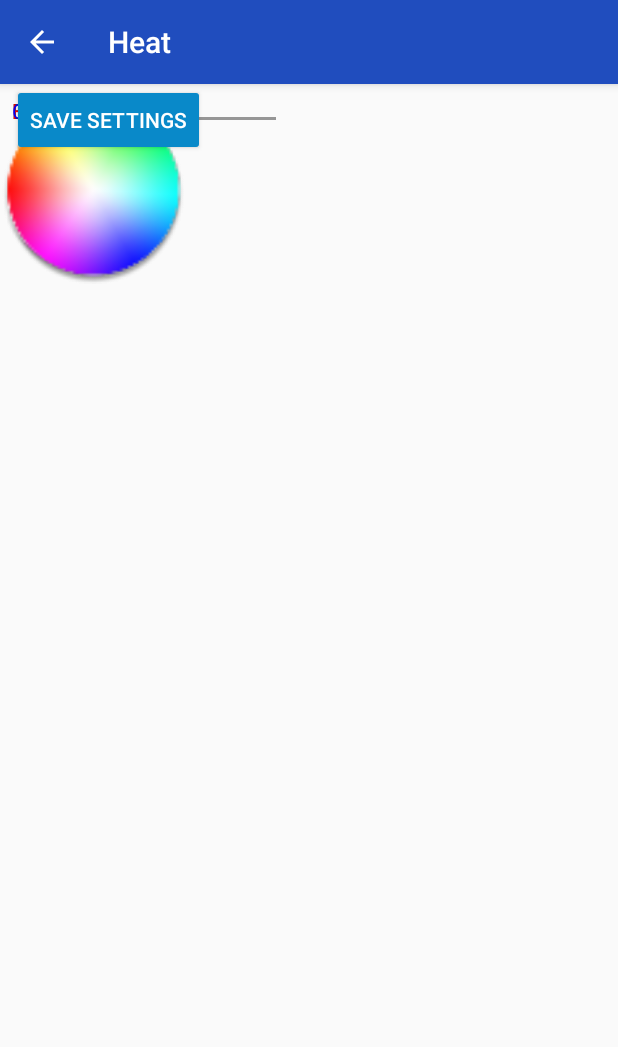
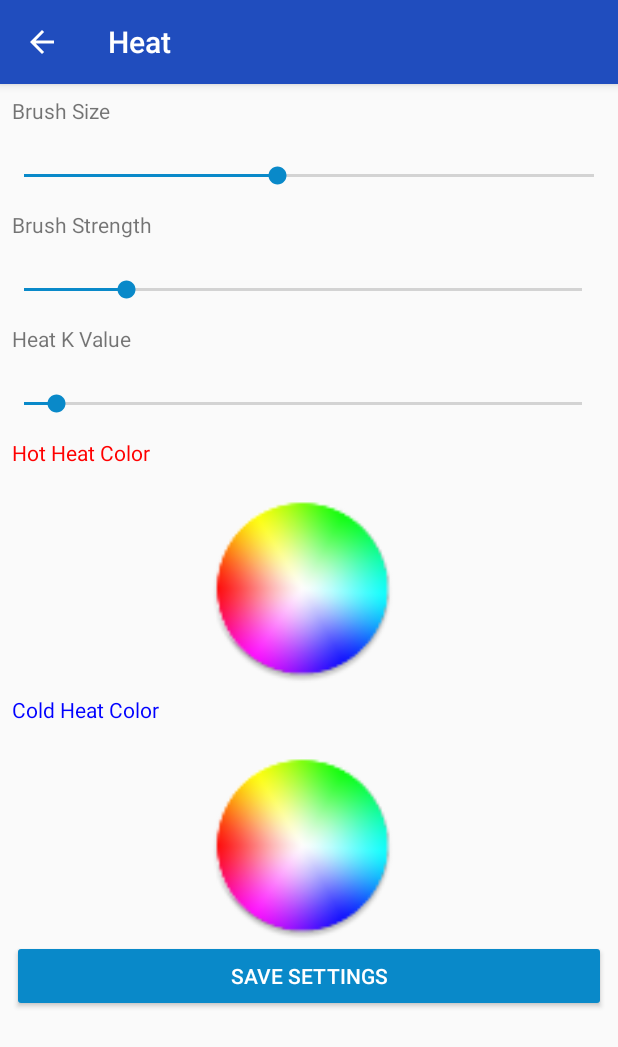
Before and after one commit to JohnWebb4/heat, an Android app: the SettingsActivity screen opened directly, with no data from a screen before it, on a phone screen of 412 x 824 dp. Shown: the top 1047 px of the screen. Run offline under Robolectric (Android 15) with nearby library versions, the light colour scheme and no system bars.

Commit message:
Fixing settings

```diff
--- a/app/src/main/res/layout/activity_settings.xml
+++ b/app/src/main/res/layout/activity_settings.xml
@@ -1,9 +1,10 @@
 <?xml version="1.0" encoding="utf-8"?>
-<androidx.coordinatorlayout.widget.CoordinatorLayout xmlns:android="http://schemas.android.com/apk/res/android"
+<TableLayout xmlns:android="http://schemas.android.com/apk/res/android"
     xmlns:app="http://schemas.android.com/apk/res-auto"
     xmlns:tools="http://schemas.android.com/tools"
     android:layout_width="match_parent"
     android:layout_height="match_parent"
+    android:orientation="vertical"
     tools:context="com.example.john.heat.SettingsActivity">
 
     <TextView
@@ -12,9 +13,15 @@
         android:layout_height="@dimen/settings_element_height"
         android:layout_marginStart="8dp"
         android:layout_marginTop="8dp"
-        android:text="@string/brush_size"
-        app:layout_constraintLeft_toLeftOf="parent"
-        app:layout_constraintTop_toTopOf="parent" />
+        android:text="@string/brush_size" />
+
+    <SeekBar
+        android:id="@+id/seekBarBrSize"
+        style="@style/Widget.AppCompat.SeekBar"
+        android:layout_width="@dimen/seek_bar_width"
+        android:layout_height="@dimen/settings_element_height"
+        android:layout_marginTop="8dp"
+        android:max="@integer/seekbar_max" />
 
     <TextView
         android:id="@+id/textViewBrStrength"
@@ -27,22 +34,11 @@
         app:layout_constraintTop_toBottomOf="@+id/textViewBrSize" />
 
     <SeekBar
-        android:id="@+id/seekBarBrSize"
-        style="@style/Widget.AppCompat.SeekBar"
-        android:layout_width="@dimen/seek_bar_width"
-        android:layout_height="@dimen/settings_element_height"
-        android:layout_marginEnd="8dp"
-        android:layout_marginTop="8dp"
-        android:max="@integer/seekbar_max"
-        app:layout_constraintRight_toRightOf="parent"
-        app:layout_constraintTop_toTopOf="parent" />
-
-    <SeekBar
         android:id="@+id/seekBarBrStrength"
         android:layout_width="@dimen/seek_bar_width"
         android:layout_height="@dimen/settings_element_height"
+        android:layout_marginTop="8dp"
         android:layout_marginEnd="8dp"
-        android:layout_marginTop="8dp"
         android:max="@integer/seekbar_max"
         app:layout_constraintRight_toRightOf="parent"
         app:layout_constraintTop_toBottomOf="@+id/seekBarBrSize" />
@@ -61,8 +57,8 @@
         android:id="@+id/seekBarHeatK"
         android:layout_width="@dimen/seek_bar_width"
         android:layout_height="@dimen/settings_element_height"
+        android:layout_marginTop="8dp"
         android:layout_marginEnd="8dp"
-        android:layout_marginTop="8dp"
         android:max="@integer/seekbar_max"
         app:layout_constraintRight_toRightOf="parent"
         app:layout_constraintTop_toBottomOf="@+id/seekBarBrStrength" />
@@ -81,8 +77,8 @@
         android:id="@+id/imageViewHot"
         android:layout_width="@dimen/settings_color_wheel"
         android:layout_height="@dimen/settings_color_wheel"
+        android:layout_marginTop="8dp"
         android:layout_marginEnd="8dp"
-        android:layout_marginTop="8dp"
         android:contentDescription="@string/color_wheel_description"
         app:layout_constraintRight_toRightOf="parent"
         app:layout_constraintTop_toBottomOf="@+id/seekBarHeatK"
@@ -115,12 +111,12 @@
         style="@style/Widget.AppCompat.Button.Colored"
         android:layout_width="wrap_content"
         android:layout_height="wrap_content"
-        android:layout_marginBottom="8dp"
         android:layout_marginLeft="8dp"
         android:layout_marginRight="8dp"
+        android:layout_marginBottom="8dp"
         android:text="@string/button_save"
         app:layout_constraintBottom_toBottomOf="parent"
         app:layout_constraintLeft_toLeftOf="parent"
         app:layout_constraintRight_toRightOf="parent" />
 
-</androidx.coordinatorlayout.widget.CoordinatorLayout>
+</TableLayout>
```
